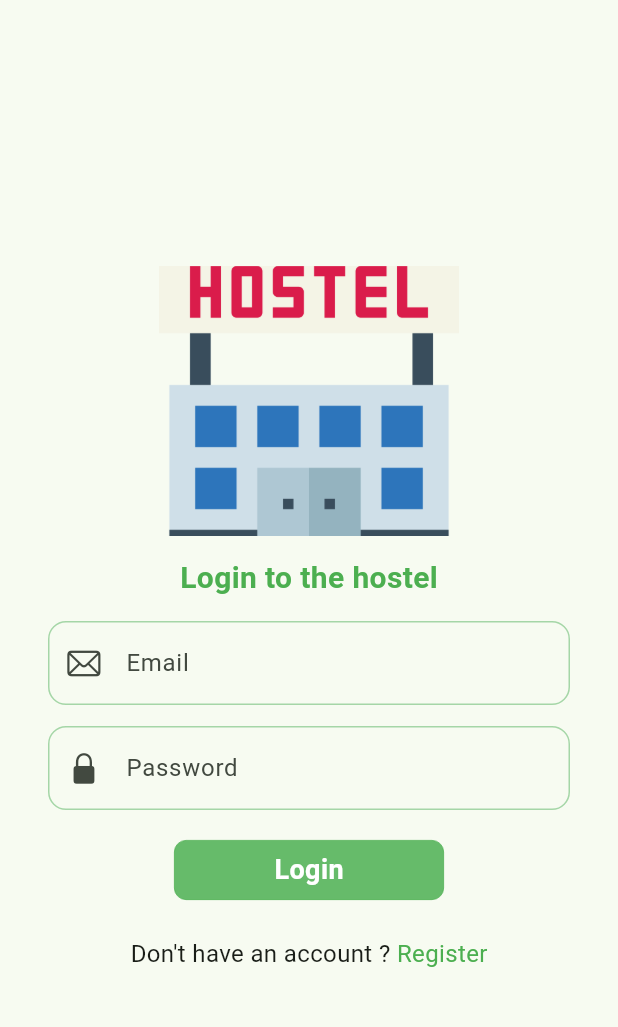
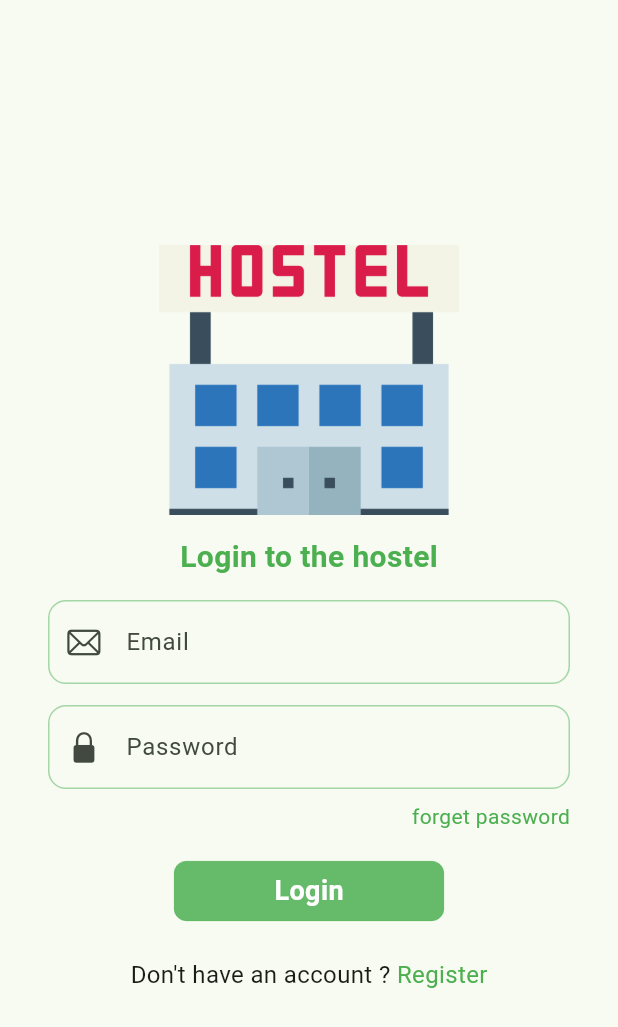
Before and after one commit to punkushal/hostel-management-project, a Flutter app: the screen it shows after launch, on a phone screen of 412 x 824 dp. Shown: the top 1027 px of the screen. Run offline on Flutter 3.47's test engine with Material 3 defaults, Android fonts, the phone set to English and light mode, and no system bars; our stand-ins replace firebase_core, get; accounts and stored records are empty.

Commit message:
Some modification made to login design

```diff
--- a/lib/auth/screens/login_screen.dart
+++ b/lib/auth/screens/login_screen.dart
@@ -17,6 +17,7 @@ class LoginScreen extends StatefulWidget {
 class _LoginScreenState extends State<LoginScreen> {
   final emailController = TextEditingController();
   final passwordController = TextEditingController();
+  final formKey = GlobalKey<FormState>();
 
   @override
   void dispose() {
@@ -30,6 +31,7 @@ class _LoginScreenState extends State<LoginScreen> {
     return Scaffold(
       body: Padding(
         padding: const EdgeInsets.symmetric(vertical: 10, horizontal: 32),
+        child: Form(
           child: Column(
             mainAxisAlignment: MainAxisAlignment.center,
             children: [
@@ -95,8 +97,23 @@ class _LoginScreenState extends State<LoginScreen> {
               ),
 
               const SizedBox(
+                height: 8,
+              ),
+
+              //for forget password
+              const Row(
+                mainAxisAlignment: MainAxisAlignment.end,
+                children: [
+                  Text(
+                    'forget password',
+                    style: TextStyle(color: Colors.green),
+                  ),
+                ],
+              ),
+              const SizedBox(
                 height: 20,
               ),
+
               //Login button
               CustomButton(
                 bgColor: Colors.green.shade400,
@@ -142,6 +159,7 @@ class _LoginScreenState extends State<LoginScreen> {
             ],
           ),
         ),
+      ),
     );
   }
 }
```
Lines whose indentation alone changed are shown as unchanged.
